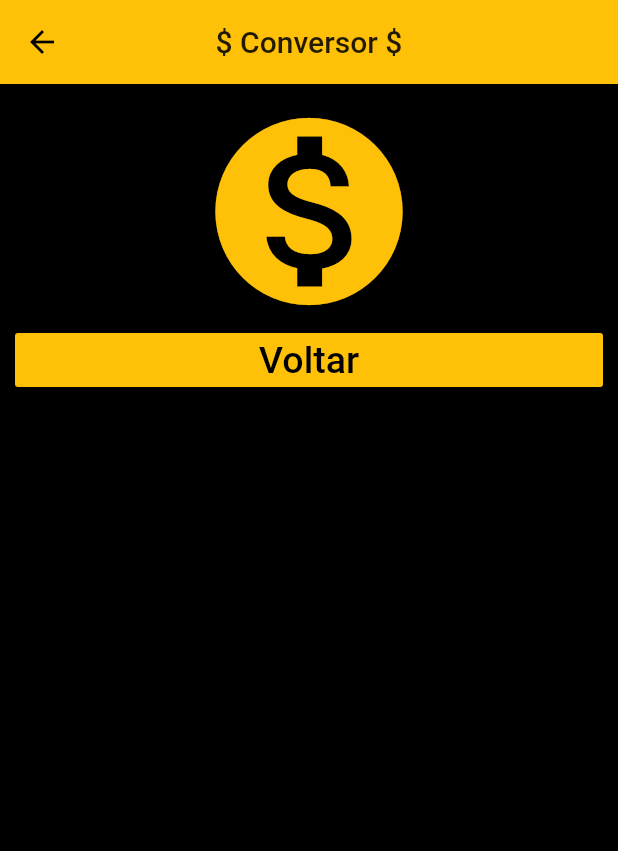
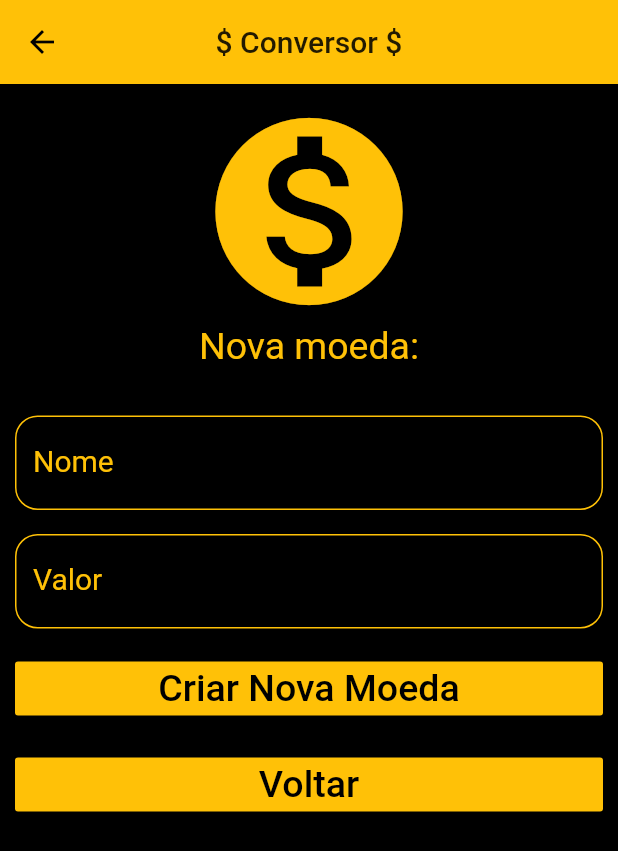
Before and after one commit to VitorRC4269/conversor, a Flutter app: the PaginaMoeda screen opened directly, on a phone screen of 412 x 824 dp. Shown: the top 851 px of the screen. Run offline on Flutter 3.47's test engine with Material 2 defaults, Android fonts, the phone set to English and light mode, and no system bars; network calls fail.

Commit message:
Acho que consegui essa parte de DDButton

```diff
--- a/lib/moeda.dart
+++ b/lib/moeda.dart
@@ -38,6 +38,9 @@ class PaginaMoeda extends StatefulWidget {
 }
 
 class _PaginaMoedaState extends State<PaginaMoeda> {
+  final nomeController = TextEditingController();
+  final valorController = TextEditingController();
+
   @override
   Widget build(BuildContext context) {
     return Scaffold(
@@ -57,12 +60,56 @@ class _PaginaMoedaState extends State<PaginaMoeda> {
                 size: 150.0,
                 color: Colors.amber,
               ),
+              Text(
+                "Nova moeda:",
+                style: TextStyle(color: Colors.amber, fontSize: 25.0),
+                textAlign: TextAlign.center,
+              ),
+              Divider(),
+              Divider(),
+              TextField(
+                controller: nomeController,
+                decoration: InputDecoration(
+                  labelText: "Nome",
+                  border: OutlineInputBorder(),
+                  labelStyle: TextStyle(color: Colors.amber),
+                  //prefixText: prefixo
+                ),
+                style: TextStyle(color: Colors.amber, fontSize: 20.0),
+                // onChanged: f,
+                //keyboardType: TextInputType.numberWithOptions(decimal: true),
+              ),
+              Divider(),
+              TextField(
+                controller: valorController,
+                decoration: InputDecoration(
+                  labelText: "Valor",
+                  border: OutlineInputBorder(),
+                  labelStyle: TextStyle(color: Colors.amber),
+                  // prefixText: prefixo
+                ),
+                style: TextStyle(color: Colors.amber, fontSize: 20.0),
+                //onChanged: f,
+                keyboardType: TextInputType.numberWithOptions(decimal: true),
+              ),
+              Divider(),
               RaisedButton(
                 onPressed: () {
                   Navigator.push(
                     context,
                     MaterialPageRoute(builder: (context) => Home()),
                   );
+                },
+                child: Text(
+                  "Criar Nova Moeda",
+                  style: TextStyle(fontSize: 25.0, color: Colors.black),
+                ),
+                color: Colors.amber,
+              ),
+              Divider(),
+              RaisedButton(
+                onPressed: () {
+                  Navigator.of(context).pop();
                 },
                 child: Text(
                   "Voltar",
```
Also changed, not shown: lib/main.dart (+113 -21 lines).
